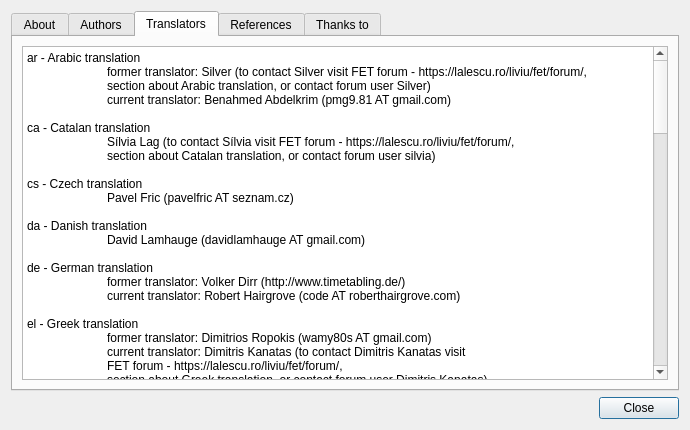
Qt form src/interface/helpaboutform_template.ui (rodolforg/fet) before a commit.
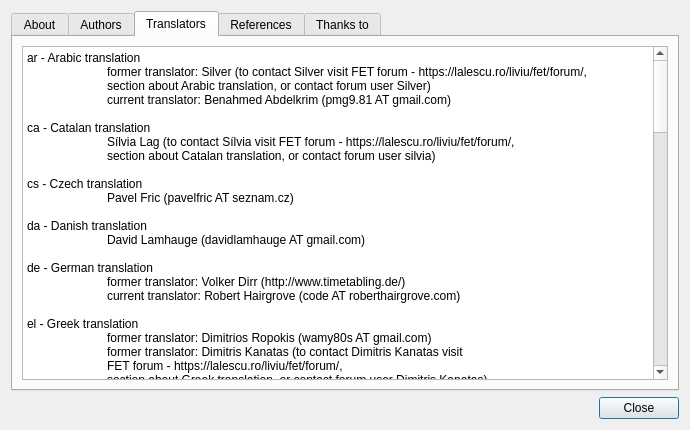
The same form after that commit. The open tabs and pages were chosen to show the change.

Commit message: new partial Greek translation

Diff of the .ui file:
```diff
--- a/src/interface/helpaboutform_template.ui
+++ b/src/interface/helpaboutform_template.ui
@@ -155,9 +155,12 @@
 &lt;p style=&quot;-qt-paragraph-type:empty; margin-top:0px; margin-bottom:0px; margin-left:0px; margin-right:0px; -qt-block-indent:0; text-indent:0px; font-size:9pt;&quot;&gt;&lt;br /&gt;&lt;/p&gt;
 &lt;p style=&quot; margin-top:0px; margin-bottom:0px; margin-left:0px; margin-right:0px; -qt-block-indent:0; text-indent:0px;&quot;&gt;&lt;span style=&quot; font-size:9pt;&quot;&gt;el - Greek translation&lt;/span&gt;&lt;/p&gt;
 &lt;p style=&quot; margin-top:0px; margin-bottom:0px; margin-left:0px; margin-right:0px; -qt-block-indent:0; text-indent:0px;&quot;&gt;&lt;span style=&quot; font-size:9pt;&quot;&gt;	former translator: Dimitrios Ropokis (wamy80s AT gmail.com)&lt;/span&gt;&lt;/p&gt;
-&lt;p style=&quot; margin-top:0px; margin-bottom:0px; margin-left:0px; margin-right:0px; -qt-block-indent:0; text-indent:0px;&quot;&gt;&lt;span style=&quot; font-size:9pt;&quot;&gt;	current translator: Dimitris Kanatas (to contact Dimitris Kanatas visit&lt;/span&gt;&lt;/p&gt;
+&lt;p style=&quot; margin-top:0px; margin-bottom:0px; margin-left:0px; margin-right:0px; -qt-block-indent:0; text-indent:0px;&quot;&gt;&lt;span style=&quot; font-size:9pt;&quot;&gt;	former translator: Dimitris Kanatas (to contact Dimitris Kanatas visit&lt;/span&gt;&lt;/p&gt;
 &lt;p style=&quot; margin-top:0px; margin-bottom:0px; margin-left:0px; margin-right:0px; -qt-block-indent:0; text-indent:0px;&quot;&gt;&lt;span style=&quot; font-size:9pt;&quot;&gt;	FET forum - https://lalescu.ro/liviu/fet/forum/,&lt;/span&gt;&lt;/p&gt;
 &lt;p style=&quot; margin-top:0px; margin-bottom:0px; margin-left:0px; margin-right:0px; -qt-block-indent:0; text-indent:0px;&quot;&gt;&lt;span style=&quot; font-size:9pt;&quot;&gt;	section about Greek translation, or contact forum user Dimitris Kanatas)&lt;/span&gt;&lt;/p&gt;
+&lt;p style=&quot; margin-top:0px; margin-bottom:0px; margin-left:0px; margin-right:0px; -qt-block-indent:0; text-indent:0px;&quot;&gt;&lt;span style=&quot; font-size:9pt;&quot;&gt;	current translator: Vangelis Karafillidis (to contact Vangelis Karafillidis visit&lt;/span&gt;&lt;/p&gt;
+&lt;p style=&quot; margin-top:0px; margin-bottom:0px; margin-left:0px; margin-right:0px; -qt-block-indent:0; text-indent:0px;&quot;&gt;&lt;span style=&quot; font-size:9pt;&quot;&gt;	FET forum - https://lalescu.ro/liviu/fet/forum/,&lt;/span&gt;&lt;/p&gt;
+&lt;p style=&quot; margin-top:0px; margin-bottom:0px; margin-left:0px; margin-right:0px; -qt-block-indent:0; text-indent:0px;&quot;&gt;&lt;span style=&quot; font-size:9pt;&quot;&gt;	section about Greek translation, or contact forum user Vangelis Karafillidis) - rewrote the translation from zero&lt;/span&gt;&lt;/p&gt;
 &lt;p style=&quot;-qt-paragraph-type:empty; margin-top:0px; margin-bottom:0px; margin-left:0px; margin-right:0px; -qt-block-indent:0; text-indent:0px; font-size:9pt;&quot;&gt;&lt;br /&gt;&lt;/p&gt;
 &lt;p style=&quot; margin-top:0px; margin-bottom:0px; margin-left:0px; margin-right:0px; -qt-block-indent:0; text-indent:0px;&quot;&gt;&lt;span style=&quot; font-size:9pt;&quot;&gt;es - Spanish translation&lt;/span&gt;&lt;/p&gt;
 &lt;p style=&quot; margin-top:0px; margin-bottom:0px; margin-left:0px; margin-right:0px; -qt-block-indent:0; text-indent:0px;&quot;&gt;&lt;span style=&quot; font-size:9pt;&quot;&gt;	former translator: José César Fernández López (cesar.fernandez.lopez AT gmail.com)&lt;/span&gt;&lt;/p&gt;
```
The commit also changes 2 other files.
